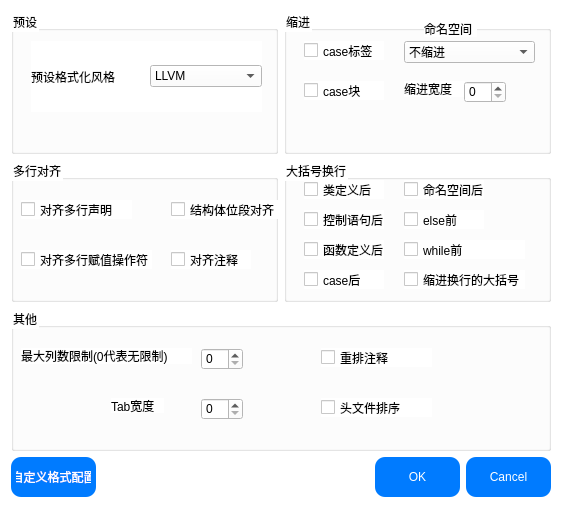
Old version of the form CEditor/astyle.ui in the repository XiaoZheng2003/BIT-QT-IDE.
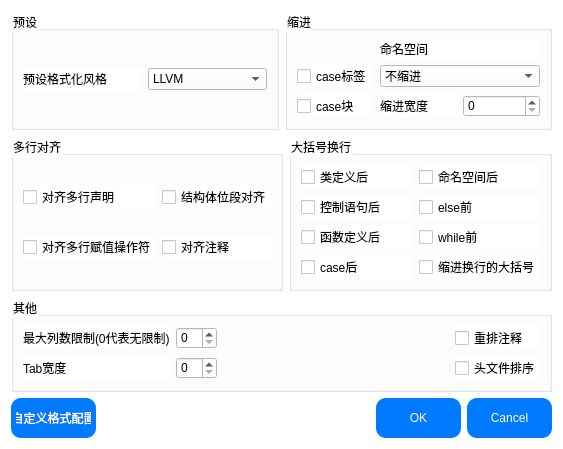
New version of the form.

Commit message: 修复格式选项ui

Patch:
```diff
--- a/CEditor/astyle.ui
+++ b/CEditor/astyle.ui
@@ -6,8 +6,8 @@
    <rect>
     <x>0</x>
     <y>0</y>
-    <width>562</width>
-    <height>508</height>
+    <width>563</width>
+    <height>395</height>
    </rect>
   </property>
   <property name="windowTitle">
@@ -24,15 +24,8 @@
        <property name="title">
         <string>预设</string>
        </property>
-       <widget class="QWidget" name="horizontalLayoutWidget">
-        <property name="geometry">
-         <rect>
-          <x>20</x>
-          <y>30</y>
-          <width>231</width>
-          <height>71</height>
-         </rect>
-        </property>
+       <layout class="QGridLayout" name="gridLayout_4">
+        <item row="0" column="0">
         <layout class="QHBoxLayout" name="horizontalLayout">
          <item>
           <widget class="QLabel" name="label">
@@ -86,7 +79,8 @@
           </widget>
          </item>
         </layout>
-       </widget>
+        </item>
+       </layout>
       </widget>
      </item>
      <item>
@@ -94,41 +88,23 @@
        <property name="title">
         <string>缩进</string>
        </property>
+       <layout class="QGridLayout" name="gridLayout_3">
+        <item row="0" column="1" colspan="2">
+         <widget class="QLabel" name="label_2">
+          <property name="text">
+           <string>命名空间</string>
+          </property>
+         </widget>
+        </item>
+        <item row="1" column="0">
        <widget class="QCheckBox" name="IndentCaseLabels">
-        <property name="geometry">
-         <rect>
-          <x>20</x>
-          <y>30</y>
-          <width>80</width>
-          <height>19</height>
-         </rect>
-        </property>
         <property name="text">
          <string>case标签</string>
         </property>
        </widget>
-       <widget class="QCheckBox" name="IndentCaseBlocks">
-        <property name="geometry">
-         <rect>
-          <x>20</x>
-          <y>70</y>
-          <width>80</width>
-          <height>19</height>
-         </rect>
-        </property>
-        <property name="text">
-         <string>case块</string>
-        </property>
-       </widget>
+        </item>
+        <item row="1" column="1" colspan="2">
        <widget class="QComboBox" name="NamespaceIndentation">
-        <property name="geometry">
-         <rect>
-          <x>120</x>
-          <y>30</y>
-          <width>131</width>
-          <height>22</height>
-         </rect>
-        </property>
         <item>
          <property name="text">
           <string extracomment="None">不缩进</string>
@@ -145,42 +121,25 @@
          </property>
         </item>
        </widget>
-       <widget class="QLabel" name="label_2">
-        <property name="geometry">
-         <rect>
-          <x>140</x>
-          <y>10</y>
-          <width>53</width>
-          <height>16</height>
-         </rect>
-        </property>
+        </item>
+        <item row="2" column="0">
+         <widget class="QCheckBox" name="IndentCaseBlocks">
         <property name="text">
-         <string>命名空间</string>
-        </property>
-       </widget>
+           <string>case块</string>
+          </property>
+         </widget>
+        </item>
+        <item row="2" column="1">
        <widget class="QLabel" name="label_3">
-        <property name="geometry">
-         <rect>
-          <x>120</x>
-          <y>70</y>
-          <width>61</width>
-          <height>16</height>
-         </rect>
-        </property>
         <property name="text">
          <string>缩进宽度</string>
         </property>
        </widget>
-       <widget class="QSpinBox" name="IndentWidth">
-        <property name="geometry">
-         <rect>
-          <x>180</x>
-          <y>70</y>
-          <width>42</width>
-          <height>22</height>
-         </rect>
-        </property>
-       </widget>
+        </item>
+        <item row="2" column="2">
+         <widget class="QSpinBox" name="IndentWidth"/>
+        </item>
+       </layout>
       </widget>
      </item>
     </layout>
@@ -192,58 +151,36 @@
        <property name="title">
         <string>多行对齐</string>
        </property>
+       <layout class="QGridLayout" name="gridLayout">
+        <item row="0" column="0">
        <widget class="QCheckBox" name="AlignConsecutiveDeclarations">
-        <property name="geometry">
-         <rect>
-          <x>10</x>
-          <y>40</y>
-          <width>111</width>
-          <height>19</height>
-         </rect>
-        </property>
         <property name="text">
          <string>对齐多行声明</string>
         </property>
        </widget>
+        </item>
+        <item row="0" column="1">
        <widget class="QCheckBox" name="AlignConsecutiveBitFields">
-        <property name="geometry">
-         <rect>
-          <x>160</x>
-          <y>40</y>
-          <width>111</width>
-          <height>19</height>
-         </rect>
-        </property>
         <property name="text">
          <string>结构体位段对齐</string>
         </property>
        </widget>
+        </item>
+        <item row="1" column="0">
        <widget class="QCheckBox" name="AlignConsecutiveAssignments">
-        <property name="geometry">
-         <rect>
-          <x>10</x>
-          <y>90</y>
-          <width>131</width>
-          <height>19</height>
-         </rect>
-        </property>
         <property name="text">
          <string>对齐多行赋值操作符</string>
         </property>
        </widget>
+        </item>
+        <item row="1" column="1">
        <widget class="QCheckBox" name="AlignConsecutiveBitFields_2">
-        <property name="geometry">
-         <rect>
-          <x>160</x>
-          <y>90</y>
-          <width>80</width>
-          <height>19</height>
-         </rect>
-        </property>
         <property name="text">
          <string>对齐注释</string>
         </property>
        </widget>
+        </item>
+       </layout>
       </widget>
      </item>
      <item>
@@ -251,110 +188,64 @@
        <property name="title">
         <string>大括号换行</string>
        </property>
+       <layout class="QGridLayout" name="gridLayout_2">
+        <item row="0" column="0">
        <widget class="QCheckBox" name="AfterClass">
-        <property name="geometry">
-         <rect>
-          <x>20</x>
-          <y>20</y>
-          <width>80</width>
-          <height>19</height>
-         </rect>
-        </property>
         <property name="text">
          <string>类定义后</string>
         </property>
        </widget>
-       <widget class="QCheckBox" name="AfterControlStatement">
-        <property name="geometry">
-         <rect>
-          <x>20</x>
-          <y>50</y>
-          <width>80</width>
-          <height>19</height>
-         </rect>
-        </property>
-        <property name="text">
-         <string>控制语句后</string>
-        </property>
-       </widget>
-       <widget class="QCheckBox" name="AfterFunction">
-        <property name="geometry">
-         <rect>
-          <x>20</x>
-          <y>80</y>
-          <width>80</width>
-          <height>19</height>
-         </rect>
-        </property>
-        <property name="text">
-         <string>函数定义后</string>
-        </property>
-       </widget>
+        </item>
+        <item row="0" column="1">
        <widget class="QCheckBox" name="AfterNamespace">
-        <property name="geometry">
-         <rect>
-          <x>120</x>
-          <y>20</y>
-          <width>80</width>
-          <height>19</height>
-         </rect>
-        </property>
         <property name="text">
          <string>命名空间后</string>
         </property>
        </widget>
+        </item>
+        <item row="1" column="0">
+         <widget class="QCheckBox" name="AfterControlStatement">
+          <property name="text">
+           <string>控制语句后</string>
+          </property>
+         </widget>
+        </item>
+        <item row="1" column="1">
        <widget class="QCheckBox" name="BeforeElse">
-        <property name="geometry">
-         <rect>
-          <x>120</x>
-          <y>50</y>
-          <width>80</width>
-          <height>19</height>
-         </rect>
-        </property>
         <property name="text">
          <string>else前</string>
         </property>
        </widget>
-       <widget class="QCheckBox" name="IndentBraces">
-        <property name="geometry">
-         <rect>
-          <x>120</x>
-          <y>110</y>
-          <width>121</width>
-          <height>19</height>
-         </rect>
-        </property>
+        </item>
+        <item row="2" column="0">
+         <widget class="QCheckBox" name="AfterFunction">
         <property name="text">
-         <string>缩进换行的大括号</string>
-        </property>
-       </widget>
-       <widget class="QCheckBox" name="AfterCaseLabel">
-        <property name="geometry">
-         <rect>
-          <x>20</x>
-          <y>110</y>
-          <width>80</width>
-          <height>19</height>
-         </rect>
-        </property>
-        <property name="text">
-         <string>case后</string>
-        </property>
-       </widget>
+           <string>函数定义后</string>
+          </property>
+         </widget>
+        </item>
+        <item row="2" column="1">
        <widget class="QCheckBox" name="BeforeWhile">
-        <property name="geometry">
-         <rect>
-          <x>120</x>
-          <y>80</y>
-          <width>121</width>
-          <height>19</height>
-         </rect>
-        </property>
         <property name="text">
          <string>while前 </string>
         </property>
        </widget>
+        </item>
+        <item row="3" column="0">
+         <widget class="QCheckBox" name="AfterCaseLabel">
+          <property name="text">
+           <string>case后</string>
+          </property>
+         </widget>
+        </item>
+        <item row="3" column="1">
+         <widget class="QCheckBox" name="IndentBraces">
+          <property name="text">
+           <string>缩进换行的大括号</string>
+          </property>
+         </widget>
+        </item>
+       </layout>
       </widget>
      </item>
     </layout>
@@ -364,78 +255,68 @@
      <property name="title">
       <string>其他</string>
      </property>
-     <widget class="QSpinBox" name="ColumnLimit">
-      <property name="geometry">
-       <rect>
-        <x>190</x>
-        <y>40</y>
-        <width>42</width>
-        <height>22</height>
-       </rect>
-      </property>
-     </widget>
+     <layout class="QGridLayout" name="gridLayout_5">
+      <item row="1" column="1">
+       <widget class="QSpinBox" name="TabWidth"/>
+      </item>
+      <item row="0" column="0">
      <widget class="QLabel" name="label_4">
-      <property name="geometry">
-       <rect>
-        <x>10</x>
-        <y>40</y>
-        <width>171</width>
-        <height>16</height>
-       </rect>
-      </property>
       <property name="text">
        <string>最大列数限制(0代表无限制)</string>
       </property>
      </widget>
-     <widget class="QLabel" name="label_5">
-      <property name="geometry">
-       <rect>
-        <x>100</x>
-        <y>90</y>
-        <width>53</width>
-        <height>15</height>
-       </rect>
-      </property>
-      <property name="text">
-       <string>Tab宽度</string>
-      </property>
-     </widget>
-     <widget class="QSpinBox" name="TabWidth">
-      <property name="geometry">
-       <rect>
-        <x>190</x>
-        <y>90</y>
-        <width>42</width>
-        <height>22</height>
-       </rect>
-      </property>
-     </widget>
+      </item>
+      <item row="0" column="3">
      <widget class="QCheckBox" name="ReflowComments">
-      <property name="geometry">
-       <rect>
-        <x>310</x>
-        <y>40</y>
-        <width>111</width>
-        <height>19</height>
-       </rect>
-      </property>
       <property name="text">
        <string>重排注释</string>
       </property>
      </widget>
+      </item>
+      <item row="1" column="3">
      <widget class="QCheckBox" name="SortIncludes">
-      <property name="geometry">
-       <rect>
-        <x>310</x>
-        <y>90</y>
-        <width>111</width>
-        <height>19</height>
-       </rect>
-      </property>
       <property name="text">
        <string>头文件排序</string>
       </property>
      </widget>
+      </item>
+      <item row="1" column="0">
+       <widget class="QLabel" name="label_5">
+        <property name="text">
+         <string>Tab宽度</string>
+        </property>
+       </widget>
+      </item>
+      <item row="0" column="1">
+       <widget class="QSpinBox" name="ColumnLimit"/>
+      </item>
+      <item row="0" column="2">
+       <spacer name="horizontalSpacer">
+        <property name="orientation">
+         <enum>Qt::Horizontal</enum>
+        </property>
+        <property name="sizeHint" stdset="0">
+         <size>
+          <width>40</width>
+          <height>20</height>
+         </size>
+        </property>
+       </spacer>
+      </item>
+      <item row="1" column="2">
+       <spacer name="horizontalSpacer_2">
+        <property name="orientation">
+         <enum>Qt::Horizontal</enum>
+        </property>
+        <property name="sizeHint" stdset="0">
+         <size>
+          <width>40</width>
+          <height>20</height>
+         </size>
+        </property>
+       </spacer>
+      </item>
+     </layout>
     </widget>
    </item>
    <item>
```
Lines whose indentation alone changed are shown as unchanged.
